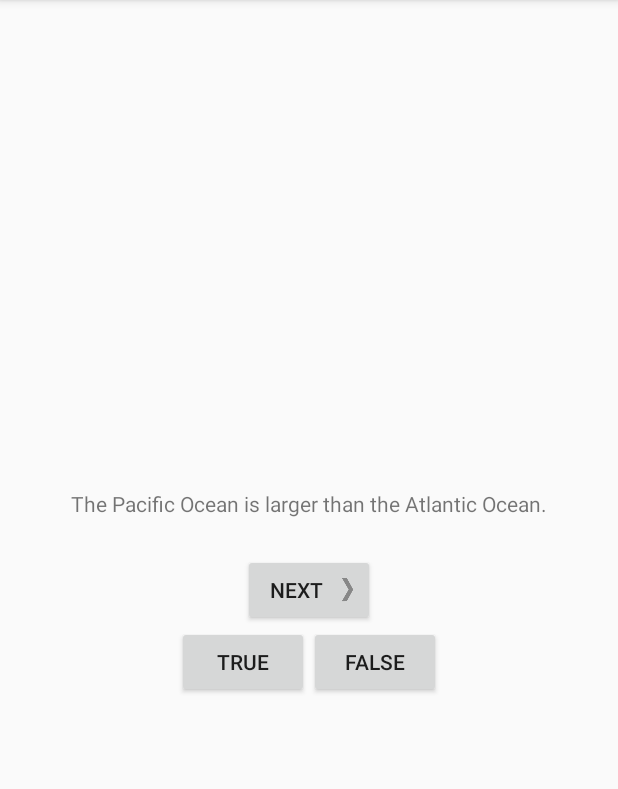
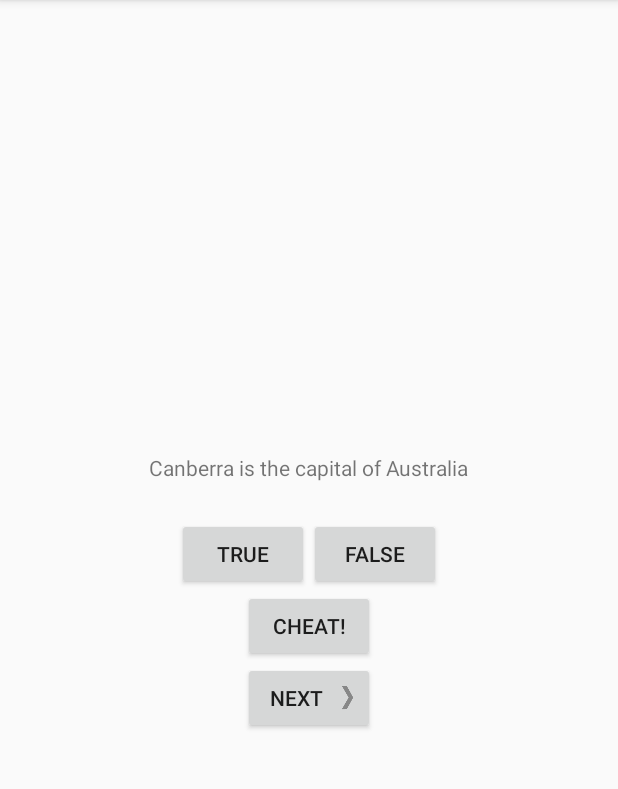
Before and after one commit to Jason0x55/deep-dive-geoquiz, an Android app: the screen it shows after launch (QuizActivity), after a tap on "TRUE", on a phone screen of 412 x 824 dp, the part 84-873 px from its top. Run offline under Robolectric (Android 15) with nearby library versions, the phone set to English and light mode, and no system bars; 1 other tap on this screen came first.

Commit message:
Added second activity. Chapter 5.

```diff
--- a/app/src/main/AndroidManifest.xml
+++ b/app/src/main/AndroidManifest.xml
@@ -16,6 +16,8 @@
         <category android:name="android.intent.category.LAUNCHER"/>
       </intent-filter>
     </activity>
+    <activity android:name=".CheatActivity">
+    </activity>
   </application>
 
 </manifest>
--- a/app/src/main/java/edu/cnm/deepdive/jrafferty/geoquiz/QuizActivity.java
+++ b/app/src/main/java/edu/cnm/deepdive/jrafferty/geoquiz/QuizActivity.java
@@ -1,5 +1,7 @@
 package edu.cnm.deepdive.jrafferty.geoquiz;
 
+import android.app.Activity;
+import android.content.Intent;
 import android.support.v7.app.AppCompatActivity;
 import android.os.Bundle;
 import android.util.Log;
@@ -14,10 +16,12 @@ public class QuizActivity extends AppCompatActivity {
   private Button mTrueButton;
   private Button mFalseButton;
   private Button mNextButton;
+  private Button mCheatButton;
   private TextView mQuestionTextView;
 
   private static final String TAG = "QuizActivity";
   private static final String KEY_INDEX = "index";
+  private static final int REQUEST_CODE_CHEAT = 0;
 
   private Question[] mQuestionBank = new Question[] {
       new Question(R.string.question_australia, true),
@@ -29,6 +33,7 @@ public class QuizActivity extends AppCompatActivity {
   };
 
   private int mCurrentIndex = 0;
+  private boolean mIsCheater;
 
   @Override
   protected void onCreate(Bundle savedInstanceState) {
@@ -68,12 +73,36 @@ public class QuizActivity extends AppCompatActivity {
       @Override
       public void onClick(View v) {
         mCurrentIndex = (mCurrentIndex + 1) % mQuestionBank.length;
+        mIsCheater = false;
         updateQuestion();
+      }
+    });
+
+    mCheatButton = (Button)findViewById(R.id.cheat_button);
+    mCheatButton.setOnClickListener(new View.OnClickListener() {
+      @Override
+      public void onClick(View v) {
+        boolean answerIsTrue = mQuestionBank[mCurrentIndex].isAnswerTrue();
+        Intent intent = CheatActivity.newIntent(QuizActivity.this, answerIsTrue);
+        startActivityForResult(intent, REQUEST_CODE_CHEAT);
       }
     });
 
     updateQuestion();
 
+  }
+
+  @Override
+  protected void onActivityResult(int requestCode, int resultCode, Intent data) {
+    if (resultCode != Activity.RESULT_OK) {
+      return;
+    }
+    if (requestCode == REQUEST_CODE_CHEAT) {
+      if (data == null) {
+        return;
+      }
+      mIsCheater = CheatActivity.wasAnswerShown(data);
+    }
   }
 
   @Override
@@ -123,10 +152,14 @@ public class QuizActivity extends AppCompatActivity {
 
     int messageResId = 0;
 
-    if (userPressedTrue == answerIsTrue) {
-      messageResId = R.string.correct_toast;
+    if (mIsCheater) {
+      messageResId = R.string.judgment_toast;
     } else {
-      messageResId = R.string.incorrect_toast;
+      if (userPressedTrue == answerIsTrue) {
+        messageResId = R.string.correct_toast;
+      } else {
+        messageResId = R.string.incorrect_toast;
+      }
     }
 
     Toast.makeText(this, messageResId, Toast.LENGTH_SHORT)
--- a/app/src/main/res/layout-land/activity_quiz.xml
+++ b/app/src/main/res/layout-land/activity_quiz.xml
@@ -31,6 +31,13 @@
   </LinearLayout>
 
   <Button
+    android:id="@+id/cheat_button"
+    android:layout_width="wrap_content"
+    android:layout_height="wrap_content"
+    android:layout_gravity="bottom|center_horizontal"
+    android:text="@string/cheat_button"/>
+
+  <Button
     android:id="@+id/next_button"
     android:layout_width="wrap_content"
     android:layout_height="wrap_content"
--- a/app/src/main/res/layout/activity_quiz.xml
+++ b/app/src/main/res/layout/activity_quiz.xml
@@ -10,14 +10,6 @@
     android:layout_width="wrap_content"
     android:layout_height="wrap_content"
     android:padding="24dp"/>
-
-  <Button
-    android:id="@+id/next_button"
-    android:layout_width="wrap_content"
-    android:layout_height="wrap_content"
-    android:text="@string/next_button"
-    android:drawableRight="@drawable/arrow_right"
-    android:drawablePadding="4dp"/>
 
   <LinearLayout
     android:layout_width="wrap_content"
@@ -38,4 +30,18 @@
 
   </LinearLayout>
 
+  <Button
+    android:id="@+id/cheat_button"
+    android:layout_width="wrap_content"
+    android:layout_height="wrap_content"
+    android:text="@string/cheat_button"/>
+
+  <Button
+    android:id="@+id/next_button"
+    android:layout_width="wrap_content"
+    android:layout_height="wrap_content"
+    android:text="@string/next_button"
+    android:drawableRight="@drawable/arrow_right"
+    android:drawablePadding="4dp"/>
+
 </LinearLayout>
--- a/app/src/main/res/values/strings.xml
+++ b/app/src/main/res/values/strings.xml
@@ -11,4 +11,8 @@
   <string name="next_button">Next</string>
   <string name="correct_toast">Correct!</string>
   <string name="incorrect_toast">Incorrect!</string>
+  <string name="warning_text">Are you sure you wantto do this?</string>
+  <string name="show_answer_button">Show Answer</string>
+  <string name="cheat_button">Cheat!</string>
+  <string name="judgment_toast">Cheating is wrong.</string>
 </resources>
```
Also changed, not shown: app/src/main/java/edu/cnm/deepdive/jrafferty/geoquiz/CheatActivity.java (added, +58 -0 lines), app/src/main/res/layout/activity_cheat.xml (added, +29 -0 lines).
